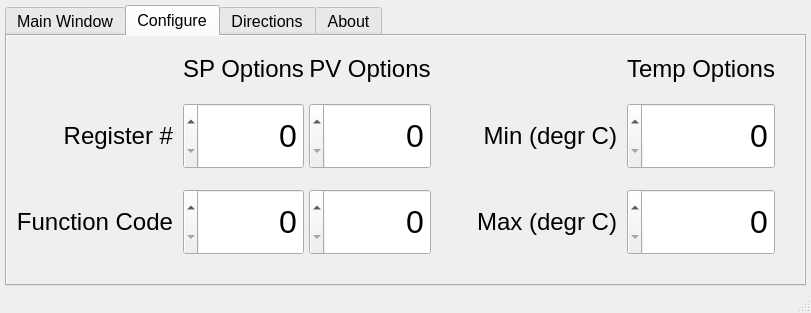
Above: gui.ui from c-randall/Heat_Controller_GUI before the change. Below: the same form after it.
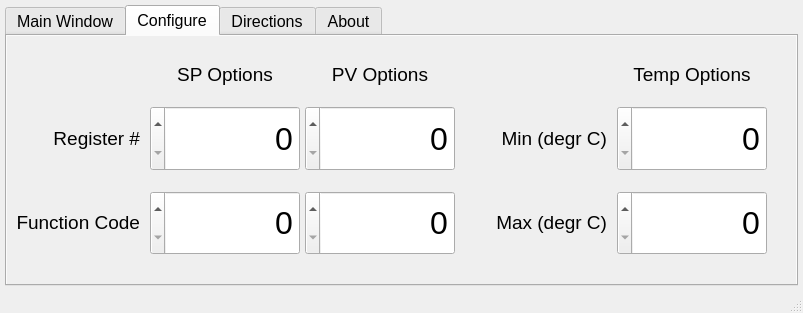
That is the form after the change. The open tabs and pages were chosen to show the change.

Patch:
```diff
--- a/gui.ui
+++ b/gui.ui
@@ -6,7 +6,7 @@
    <rect>
     <x>0</x>
     <y>0</y>
-    <width>811</width>
+    <width>803</width>
     <height>309</height>
    </rect>
   </property>
@@ -16,12 +16,6 @@
     <verstretch>0</verstretch>
    </sizepolicy>
   </property>
-  <property name="minimumSize">
-   <size>
-    <width>0</width>
-    <height>0</height>
-   </size>
-  </property>
   <property name="font">
    <font>
     <family>Arial</family>
@@ -506,10 +500,16 @@
               <verstretch>0</verstretch>
              </sizepolicy>
             </property>
+            <property name="minimumSize">
+             <size>
+              <width>150</width>
+              <height>31</height>
+             </size>
+            </property>
             <property name="font">
              <font>
               <family>Arial</family>
-              <pointsize>18</pointsize>
+              <pointsize>14</pointsize>
               <weight>50</weight>
               <bold>false</bold>
              </font>
@@ -518,7 +518,7 @@
              <string>SP Options</string>
             </property>
             <property name="alignment">
-             <set>Qt::AlignCenter</set>
+             <set>Qt::AlignBottom|Qt::AlignHCenter</set>
             </property>
            </widget>
           </item>
@@ -530,10 +530,16 @@
               <verstretch>0</verstretch>
              </sizepolicy>
             </property>
+            <property name="minimumSize">
+             <size>
+              <width>150</width>
+              <height>31</height>
+             </size>
+            </property>
             <property name="font">
              <font>
               <family>Arial</family>
-              <pointsize>18</pointsize>
+              <pointsize>14</pointsize>
               <weight>50</weight>
               <bold>false</bold>
              </font>
@@ -542,7 +548,7 @@
              <string>PV Options</string>
             </property>
             <property name="alignment">
-             <set>Qt::AlignCenter</set>
+             <set>Qt::AlignBottom|Qt::AlignHCenter</set>
             </property>
            </widget>
           </item>
@@ -554,10 +560,16 @@
               <verstretch>0</verstretch>
              </sizepolicy>
             </property>
+            <property name="minimumSize">
+             <size>
+              <width>150</width>
+              <height>31</height>
+             </size>
+            </property>
             <property name="font">
              <font>
               <family>Arial</family>
-              <pointsize>18</pointsize>
+              <pointsize>14</pointsize>
               <weight>50</weight>
               <bold>false</bold>
              </font>
@@ -566,7 +578,7 @@
              <string>Temp Options</string>
             </property>
             <property name="alignment">
-             <set>Qt::AlignCenter</set>
+             <set>Qt::AlignBottom|Qt::AlignHCenter</set>
             </property>
            </widget>
           </item>
@@ -705,7 +717,7 @@
             <property name="font">
              <font>
               <family>Arial</family>
-              <pointsize>18</pointsize>
+              <pointsize>14</pointsize>
               <weight>50</weight>
               <bold>false</bold>
              </font>
@@ -820,7 +832,7 @@
             <property name="font">
              <font>
               <family>Arial</family>
-              <pointsize>18</pointsize>
+              <pointsize>14</pointsize>
               <weight>50</weight>
               <bold>false</bold>
              </font>
@@ -844,7 +856,7 @@
             <property name="font">
              <font>
               <family>Arial</family>
-              <pointsize>18</pointsize>
+              <pointsize>14</pointsize>
               <weight>50</weight>
               <bold>false</bold>
              </font>
@@ -868,7 +880,7 @@
             <property name="font">
              <font>
               <family>Arial</family>
-              <pointsize>18</pointsize>
+              <pointsize>14</pointsize>
               <weight>50</weight>
               <bold>false</bold>
              </font>
```
Left out of the diff: 34 changed lines with no effect on the pictures.
